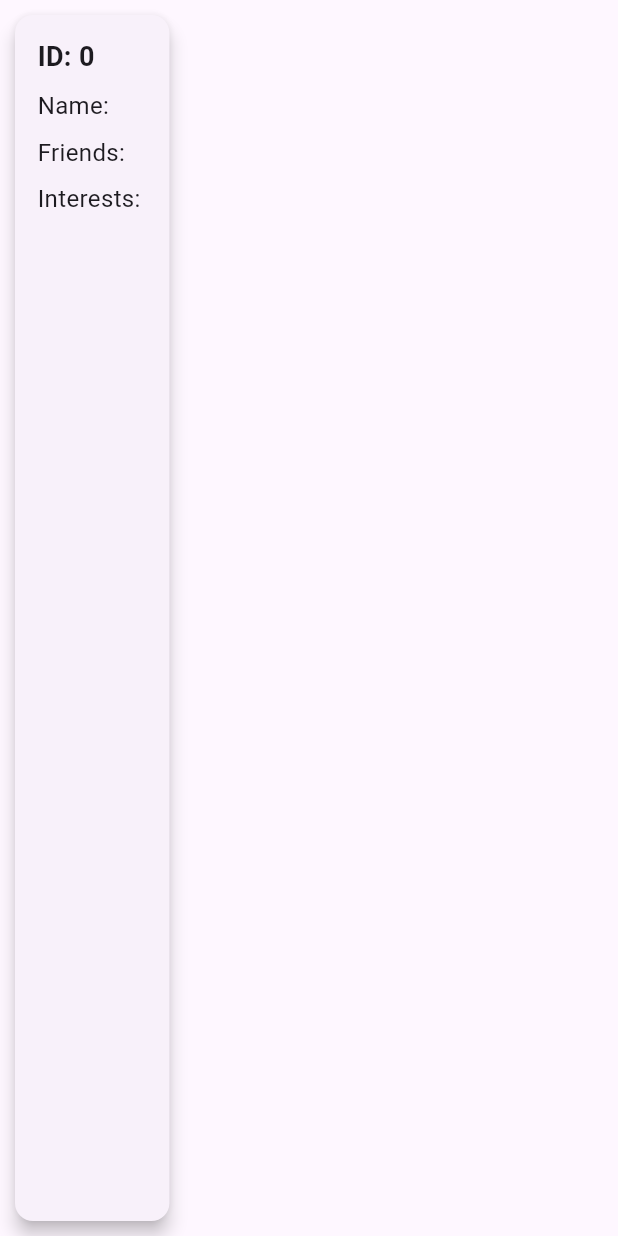
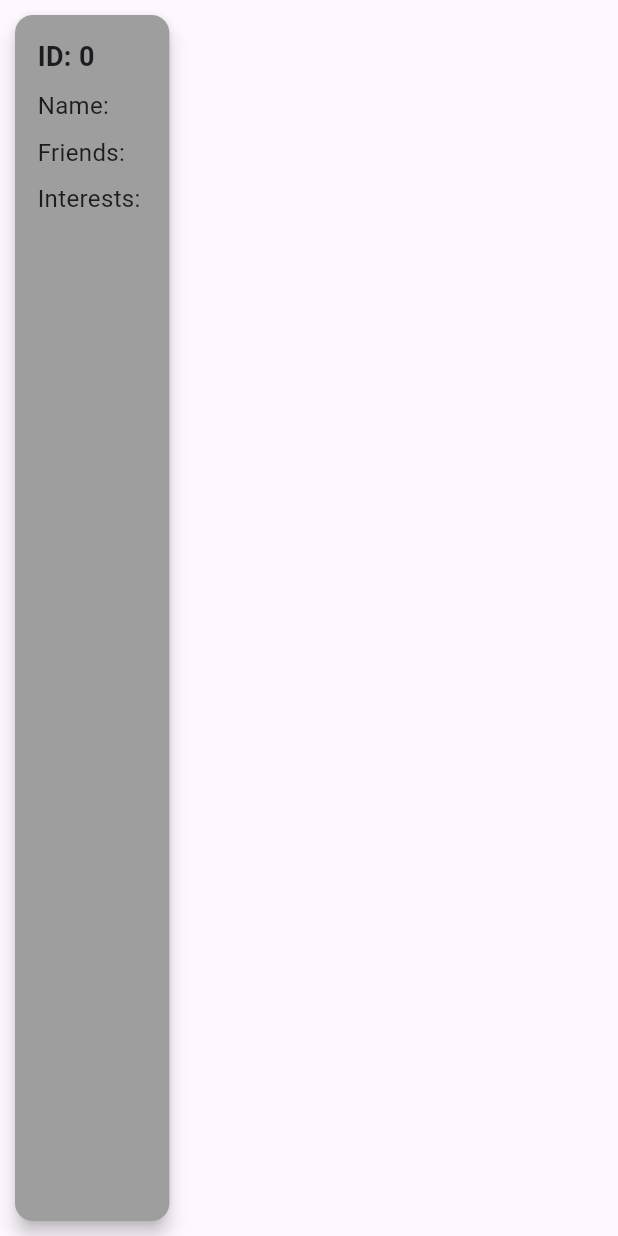
Before and after one commit to walidQasem/app_test, a Flutter app: the UserComponent widget shown alone on an empty page, opened directly with empty values, on a phone screen of 412 x 824 dp. Run offline on Flutter 3.47's test engine with Material 2 defaults, Android fonts, the phone set to English and light mode, and no system bars; our stand-ins replace cloud_firestore, firebase_core; accounts and stored records are empty.

Commit message:
2023-12-01 13:35

```diff
--- a/lib/Components/UserComponenets.dart
+++ b/lib/Components/UserComponenets.dart
@@ -18,6 +18,7 @@ class UserComponent extends StatelessWidget {
   @override
   Widget build(BuildContext context) {
     return Card(
+      color: color,
       elevation: 5,
       margin: EdgeInsets.all(10),
       child: Padding(
@@ -59,24 +60,3 @@ class UserComponent extends StatelessWidget {
     );
   }
 }
-
-// void fetchUsers() async {
-//     QuerySnapshot querySnapshot =
-//         await FirebaseFirestore.instance.collection('your_users_collection').get();
-
-//     setState(() {
-//       users = querySnapshot.docs.map((doc) {
-//         Map<String, dynamic> data = doc.data() as Map<String, dynamic>;
-//         return User(
-//           id: data['id'],
-//           name: data['name'],
-//           friends: List<int>.from(data['friends']),
-//           interests: List<String>.from(data['interests']),
-//         );
-//       }).toList();
-//     });
-//   }
-
-  // List<User> filterUsersByInterest(String interest) {
-  //   return users.where((user) => user.interests.contains(interest)).toList();
-  // }
--- a/lib/Pages/UserPage.dart
+++ b/lib/Pages/UserPage.dart
@@ -65,7 +65,7 @@ class _MyHomePageState extends State<MyHomePage> {
               },
             )
           : ListView.builder(
-              itemCount: users.length,
+              itemCount: filteredUsers.length,
               itemBuilder: (BuildContext context, int index) {
                 return UserComponent(
                     color: const Color.fromARGB(255, 58, 183, 125),
```
